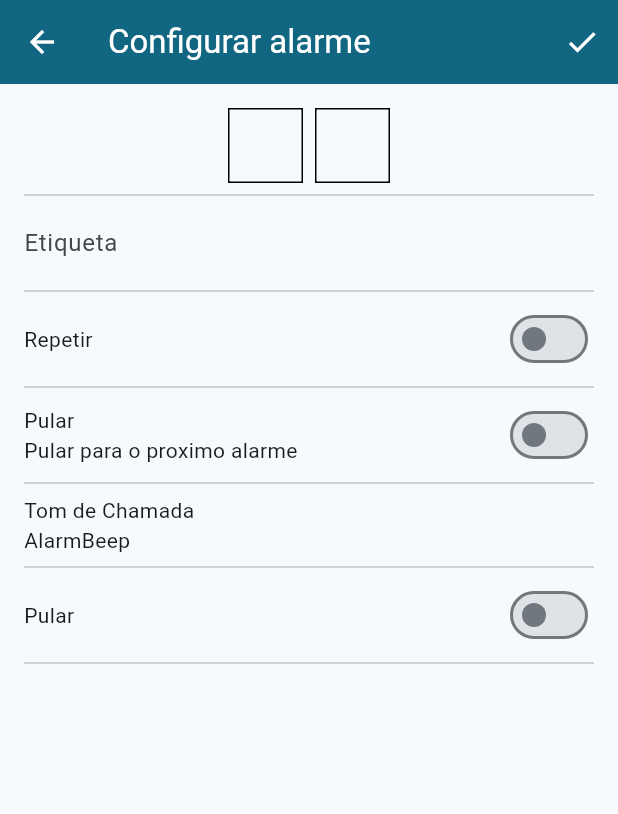
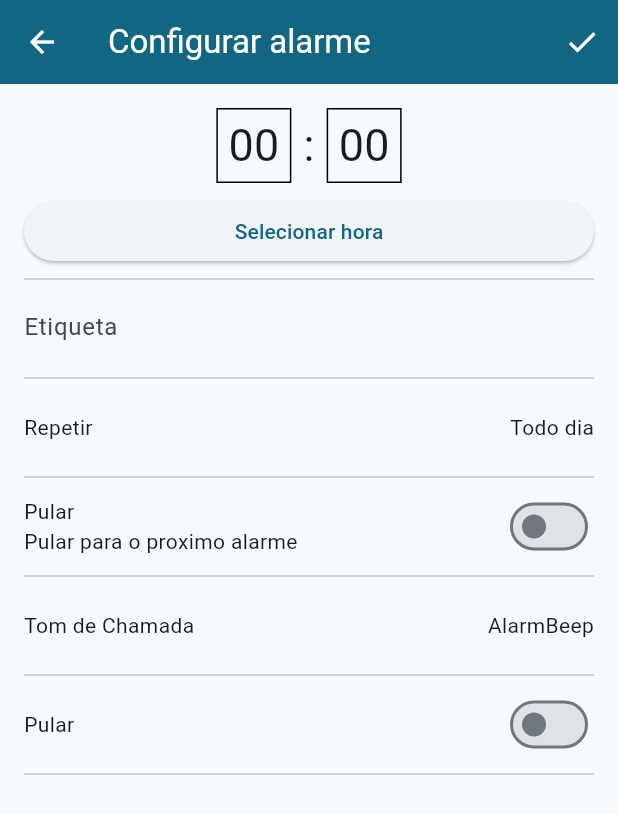
Before and after one commit to otaviohenrique1/app_alarme, a Flutter app: the NovoAlarme screen opened directly, on a phone screen of 412 x 824 dp. Shown: the top 814 px of the screen. Run offline on Flutter 3.47's test engine with Material 2 defaults, Android fonts, the light colour scheme and no system bars; our stand-ins replace sqflite; accounts and stored records are empty.

Commit message:
commit 8

```diff
--- a/lib/pages/novo_alarme.dart
+++ b/lib/pages/novo_alarme.dart
@@ -8,19 +8,45 @@ class NovoAlarme extends StatefulWidget {
 }
 
 class _NovoAlarmeState extends State<NovoAlarme> {
-  bool repetir = false;
+  final TextEditingController _etiquetaController = TextEditingController();
   bool pular = false;
   bool tomChamada = false;
+  String texto = "---";
+
+  TimeOfDay? _selectedTime;
+
+  Future<void> _selectTime(BuildContext context) async {
+    final TimeOfDay? pickedTime = await showTimePicker(
+      context: context,
+      initialTime: TimeOfDay.now(),
+    );
+
+    if (pickedTime != null) {
+      setState(() {
+        _selectedTime = pickedTime;
+      });
+    }
+  }
+
+  String hora = "";
+  String minuto = "";
 
   @override
   Widget build(BuildContext context) {
+    hora = _selectedTime != null ? "${_selectedTime!.hour}" : '00';
+    minuto = _selectedTime != null ? "${_selectedTime!.minute}" : '00';
+
     return Scaffold(
       appBar: AppBar(
         backgroundColor: Theme.of(context).colorScheme.primary,
         title: const Text("Configurar alarme"),
         actions: [
           IconButton(
-            onPressed: () {},
+            onPressed: () {
+              setState(() {
+                texto = _etiquetaController.text;
+              });
+            },
             icon: const Icon(Icons.check),
           ),
         ],
@@ -28,54 +54,48 @@ class _NovoAlarmeState extends State<NovoAlarme> {
       body: ListView(
         padding: const EdgeInsets.all(16),
         children: [
-          Row(
-            mainAxisAlignment: MainAxisAlignment.center,
-            children: [
-              Container(
-                width: 50,
-                height: 50,
-                decoration: BoxDecoration(
-                  border: Border.all(color: Colors.black),
-                ),
-              ),
-              const SizedBox(width: 8),
-              Container(
-                width: 50,
-                height: 50,
-                decoration: BoxDecoration(
-                  border: Border.all(color: Colors.black),
-                ),
-              ),
-            ],
+          _Relogio(hora: hora, minuto: minuto),
+          ElevatedButton(
+            onPressed: () => _selectTime(context),
+            child: Text('Selecionar hora'),
           ),
           const Divider(),
-          const TextField(
-            decoration: InputDecoration(
+          SizedBox(
+            height: 50,
+            child: TextField(
+              controller: _etiquetaController,
+              decoration: const InputDecoration(
                 hintText: "Etiqueta",
                 border: InputBorder.none,
               ),
             ),
+          ),
           const Divider(),
-          Row(
+          SizedBox(
+            height: 50,
+            child: InkWell(
+              onTap: () {},
+              child: Ink(
+                child: const Row(
+                  crossAxisAlignment: CrossAxisAlignment.center,
                   mainAxisAlignment: MainAxisAlignment.spaceBetween,
                   children: [
-              const Text("Repetir"),
-              Switch(
-                value: repetir,
-                onChanged: (value) {
-                  setState(() {
-                    repetir = value;
-                  });
-                },
-              ),
+                    Text("Repetir"),
+                    Text("Todo dia"),
                   ],
                 ),
+              ),
+            ),
+          ),
           const Divider(),
-          Row(
+          SizedBox(
+            height: 50,
+            child: Row(
               mainAxisAlignment: MainAxisAlignment.spaceBetween,
               children: [
                 const Column(
                   crossAxisAlignment: CrossAxisAlignment.start,
+                  mainAxisAlignment: MainAxisAlignment.center,
                   children: [
                     Text("Pular"),
                     Text("Pular para o proximo alarme"),
@@ -91,12 +111,16 @@ class _NovoAlarmeState extends State<NovoAlarme> {
                 ),
               ],
             ),
+          ),
           const Divider(),
-          InkWell(
+          SizedBox(
+            height: 50,
+            child: InkWell(
               onTap: () {},
               child: Ink(
-              child: const Column(
-                crossAxisAlignment: CrossAxisAlignment.start,
+                child: const Row(
+                  crossAxisAlignment: CrossAxisAlignment.center,
+                  mainAxisAlignment: MainAxisAlignment.spaceBetween,
                   children: [
                     Text("Tom de Chamada"),
                     Text("AlarmBeep"),
@@ -104,8 +128,11 @@ class _NovoAlarmeState extends State<NovoAlarme> {
                 ),
               ),
             ),
+          ),
           const Divider(),
-          Row(
+          SizedBox(
+            height: 50,
+            child: Row(
               mainAxisAlignment: MainAxisAlignment.spaceBetween,
               children: [
                 const Text("Pular"),
@@ -119,9 +146,67 @@ class _NovoAlarmeState extends State<NovoAlarme> {
                 ),
               ],
             ),
+          ),
           const Divider(),
         ],
       ),
     );
   }
 }
+
+class _Relogio extends StatelessWidget {
+  const _Relogio({
+    // ignore: unused_element
+    super.key,
+    required this.hora,
+    required this.minuto,
+  });
+
+  final String hora;
+  final String minuto;
+
+  @override
+  Widget build(BuildContext context) {
+    return Padding(
+      padding: const EdgeInsets.only(bottom: 8),
+      child: Row(
+        mainAxisAlignment: MainAxisAlignment.center,
+        crossAxisAlignment: CrossAxisAlignment.center,
+        children: [
+          _QuadradoComBorda(texto: hora),
+          const Padding(
+            padding: EdgeInsets.symmetric(horizontal: 8),
+            child: Text(":", style: TextStyle(fontSize: 30)),
+          ),
+          _QuadradoComBorda(texto: minuto),
+        ],
+      ),
+    );
+  }
+}
+
+class _QuadradoComBorda extends StatelessWidget {
+  const _QuadradoComBorda({
+    // ignore: unused_element
+    super.key,
+    required this.texto,
+  });
+
+  final String texto;
+
+  @override
+  Widget build(BuildContext context) {
+    return Container(
+      width: 50,
+      height: 50,
+      decoration: BoxDecoration(
+        border: Border.all(color: Colors.black),
+      ),
+      child: Center(
+          child: Text(
+        texto,
+        style: const TextStyle(fontSize: 30),
+      )),
+    );
+  }
+}
```
Also changed, not shown: lib/pages/cronometro.dart (+140 -10 lines). Lines whose indentation alone changed are shown as unchanged.
